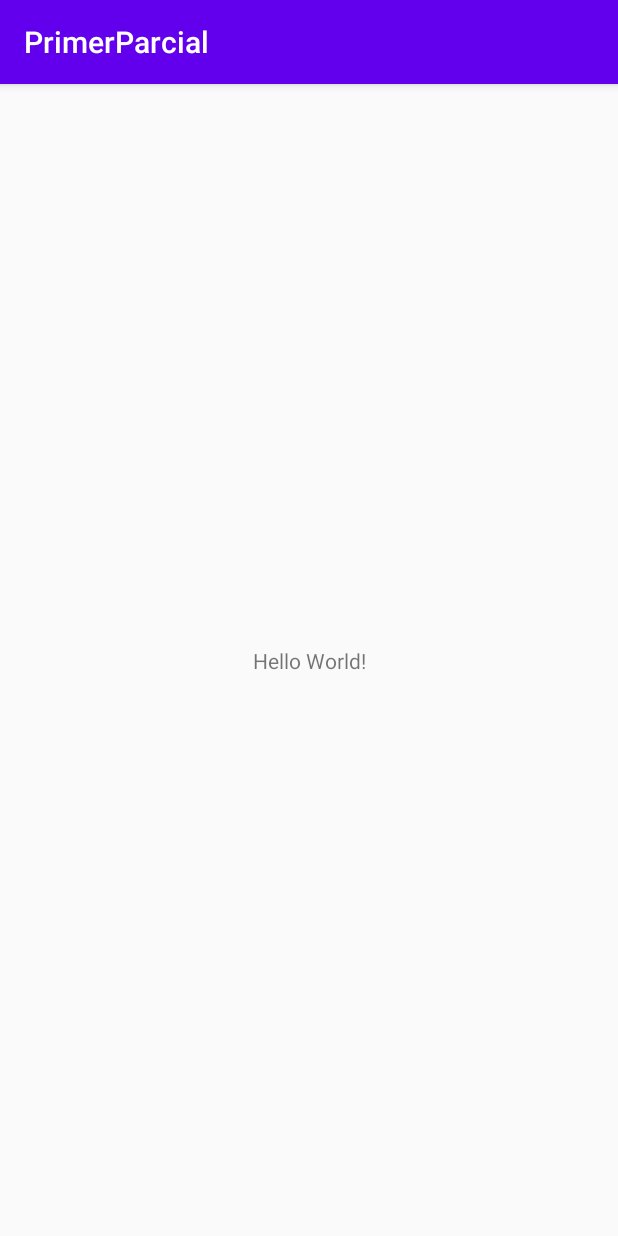
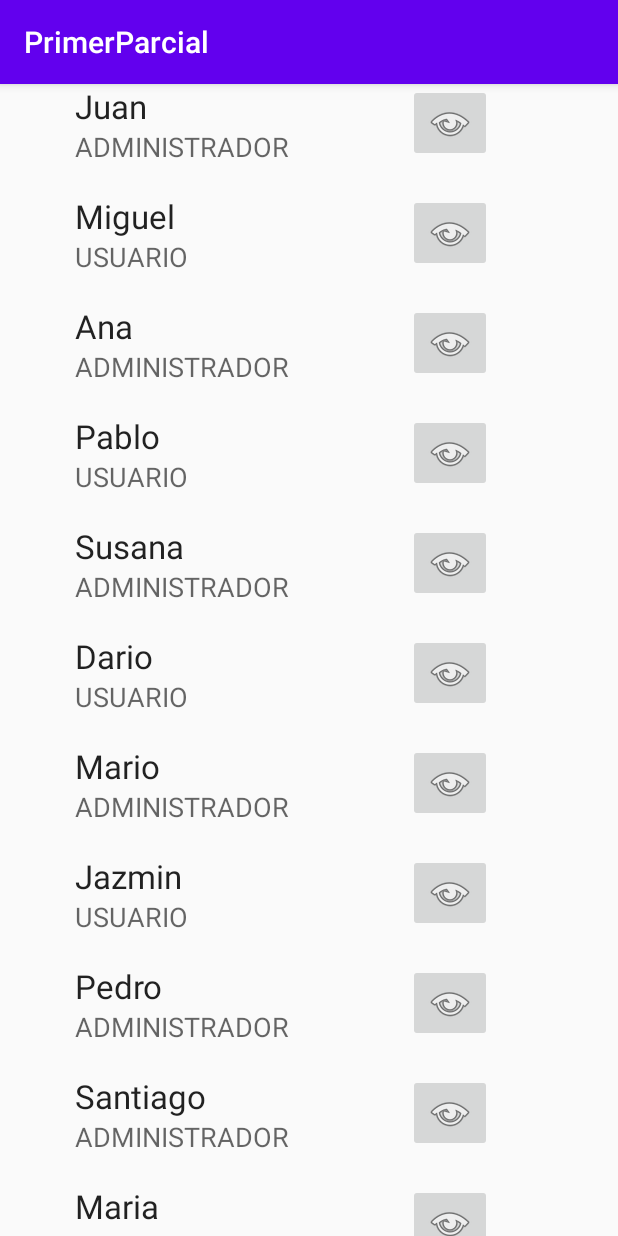
Before and after one commit to gastonpesoa/PrimerParcialLaboV, an Android app: the screen it shows after launch (MainActivity), on a phone screen of 412 x 824 dp. Run offline under Robolectric (Android 15) with nearby library versions, the phone set to English and light mode, and no system bars.

Commit message:
recyclerview

```diff
--- a/app/build.gradle
+++ b/app/build.gradle
@@ -26,6 +26,7 @@ dependencies {
     implementation fileTree(dir: "libs", include: ["*.jar"])
     implementation 'androidx.appcompat:appcompat:1.2.0'
     implementation 'androidx.constraintlayout:constraintlayout:2.0.4'
+    implementation 'androidx.recyclerview:recyclerview:1.2.0'
     testImplementation 'junit:junit:4.12'
     androidTestImplementation 'androidx.test.ext:junit:1.1.2'
     androidTestImplementation 'androidx.test.espresso:espresso-core:3.3.0'
--- a/app/src/main/java/com/example/primerparcial/MainActivity.java
+++ b/app/src/main/java/com/example/primerparcial/MainActivity.java
@@ -1,14 +1,48 @@
 package com.example.primerparcial;
 
 import androidx.appcompat.app.AppCompatActivity;
+import androidx.recyclerview.widget.LinearLayoutManager;
+import androidx.recyclerview.widget.RecyclerView;
 
 import android.os.Bundle;
 
+import java.util.ArrayList;
+import java.util.List;
+
 public class MainActivity extends AppCompatActivity {
+
+    private List<UsuarioModel> usuarios = new ArrayList<UsuarioModel>();
+    private UsuarioAdapter adapter;
 
     @Override
     protected void onCreate(Bundle savedInstanceState) {
         super.onCreate(savedInstanceState);
         setContentView(R.layout.activity_main);
+
+        usuarios.add(new UsuarioModel("Juan", "juan", TipoUsuario.ADMINISTRADOR));
+        usuarios.add(new UsuarioModel("Miguel", "Miguel", TipoUsuario.USUARIO));
+        usuarios.add(new UsuarioModel("Ana", "Ana", TipoUsuario.ADMINISTRADOR));
+        usuarios.add(new UsuarioModel("Pablo", "Pablo", TipoUsuario.USUARIO));
+        usuarios.add(new UsuarioModel("Susana", "Susana", TipoUsuario.ADMINISTRADOR));
+        usuarios.add(new UsuarioModel("Dario", "juan", TipoUsuario.USUARIO));
+        usuarios.add(new UsuarioModel("Mario", "juan", TipoUsuario.ADMINISTRADOR));
+        usuarios.add(new UsuarioModel("Jazmin", "juan", TipoUsuario.USUARIO));
+        usuarios.add(new UsuarioModel("Pedro", "juan", TipoUsuario.ADMINISTRADOR));
+        usuarios.add(new UsuarioModel("Santiago", "juan", TipoUsuario.ADMINISTRADOR));
+        usuarios.add(new UsuarioModel("Maria", "juan", TipoUsuario.USUARIO));
+        usuarios.add(new UsuarioModel("Paula", "juan", TipoUsuario.ADMINISTRADOR));
+        usuarios.add(new UsuarioModel("Daniela", "juan", TipoUsuario.USUARIO));
+        usuarios.add(new UsuarioModel("Sofia", "juan", TipoUsuario.ADMINISTRADOR));
+        usuarios.add(new UsuarioModel("Yamil", "juan", TipoUsuario.USUARIO));
+        usuarios.add(new UsuarioModel("Andres", "juan", TipoUsuario.ADMINISTRADOR));
+        usuarios.add(new UsuarioModel("German", "juan", TipoUsuario.USUARIO));
+        usuarios.add(new UsuarioModel("Rocio", "juan", TipoUsuario.ADMINISTRADOR));
+
+        this.adapter = new UsuarioAdapter(usuarios);
+        RecyclerView recyclerView = super.findViewById(R.id.rvUsuarios);
+        recyclerView.setAdapter(adapter);
+
+        LinearLayoutManager linearLayoutManager = new LinearLayoutManager(this);
+        recyclerView.setLayoutManager(linearLayoutManager);
     }
 }
--- /dev/null
+++ b/app/src/main/java/com/example/primerparcial/TipoUsuario.java
@@ -0,0 +1,6 @@
+package com.example.primerparcial;
+
+public enum TipoUsuario {
+    ADMINISTRADOR,
+    USUARIO
+}
--- /dev/null
+++ b/app/src/main/java/com/example/primerparcial/UsuarioAdapter.java
@@ -0,0 +1,42 @@
+package com.example.primerparcial;
+
+import android.view.LayoutInflater;
+import android.view.View;
+import android.view.ViewGroup;
+
+import androidx.annotation.NonNull;
+import androidx.recyclerview.widget.RecyclerView;
+
+import java.util.List;
+
+public class UsuarioAdapter extends RecyclerView.Adapter<UsuarioViewHolder> {
+
+    private List<UsuarioModel> usuarios;
+
+    public UsuarioAdapter(List<UsuarioModel> usuarios) {
+        this.usuarios = usuarios;
+    }
+
+    @NonNull
+    @Override
+    public UsuarioViewHolder onCreateViewHolder(@NonNull ViewGroup parent, int viewType) {
+        View view = LayoutInflater
+                .from(parent.getContext())
+                .inflate(R.layout.item_layout, parent, false);
+        UsuarioViewHolder holder = new UsuarioViewHolder(view);
+        return holder;
+    }
+
+    @Override
+    public void onBindViewHolder(@NonNull UsuarioViewHolder holder, int position) {
+        UsuarioModel usuario = usuarios.get(position);
+        holder.tvNombre.setText(usuario.getNombre());
+        holder.tvTipo.setText(usuario.getTipoUsuario().toString());
+        holder.tvContrasenia.setText(usuario.getContrasenia());
+    }
+
+    @Override
+    public int getItemCount() {
+        return usuarios.size();
+    }
+}
--- /dev/null
+++ b/app/src/main/java/com/example/primerparcial/UsuarioModel.java
@@ -0,0 +1,70 @@
+package com.example.primerparcial;
+
+import java.io.Serializable;
+import java.util.Objects;
+
+public class UsuarioModel implements Serializable {
+
+    private String nombre;
+    private String contrasenia;
+    private TipoUsuario tipoUsuario;
+
+    public UsuarioModel() {
+    }
+
+    public UsuarioModel(String nombre, String contrasenia, TipoUsuario tipoUsuario) {
+        this.nombre = nombre;
+        this.contrasenia = contrasenia;
+        this.tipoUsuario = tipoUsuario;
+    }
+
+    public String getNombre() {
+        return nombre;
+    }
+
+    public void setNombre(String nombre) {
+        this.nombre = nombre;
+    }
+
+    public String getContrasenia() {
+        return contrasenia;
+    }
+
+    public void setContrasenia(String contrasenia) {
+        this.contrasenia = contrasenia;
+    }
+
+    public TipoUsuario getTipoUsuario() {
+        return tipoUsuario;
+    }
+
+    public void setTipoUsuario(TipoUsuario tipoUsuario) {
+        this.tipoUsuario = tipoUsuario;
+    }
+
+    @Override
+    public boolean equals(Object o) {
+        if (this == o) return true;
+        if (o == null || getClass() != o.getClass()) return false;
+        UsuarioModel that = (UsuarioModel) o;
+        return nombre.equals(that.nombre) &&
+                contrasenia.equals(that.contrasenia) &&
+                tipoUsuario == that.tipoUsuario;
+    }
+
+    @Override
+    public int hashCode() {
+        return Objects.hash(nombre, contrasenia);
+    }
+
+    @Override
+    public String toString() {
+        return "UsuarioModel{" +
+                "nombre='" + nombre + '\'' +
+                ", contrasenia='" + contrasenia + '\'' +
+                ", tipoUsuario=" + tipoUsuario +
+                '}';
+    }
+
+
+}
--- /dev/null
+++ b/app/src/main/java/com/example/primerparcial/UsuarioViewHolder.java
@@ -0,0 +1,31 @@
+package com.example.primerparcial;
+
+import android.view.View;
+import android.widget.Button;
+import android.widget.ImageButton;
+import android.widget.TextView;
+
+import androidx.annotation.NonNull;
+import androidx.recyclerview.widget.RecyclerView;
+
+public class UsuarioViewHolder extends RecyclerView.ViewHolder implements View.OnClickListener {
+
+    TextView tvNombre;
+    TextView tvTipo;
+    TextView tvContrasenia;
+    ImageButton btnEdit;
+
+    public UsuarioViewHolder(@NonNull View itemView) {
+        super(itemView);
+        tvNombre = itemView.findViewById(R.id.tvNombre);
+        tvTipo = itemView.findViewById(R.id.tvTipo);
+        tvContrasenia = itemView.findViewById(R.id.tvContrasenia);
+        btnEdit = itemView.findViewById(R.id.btnEdit);
+        btnEdit.setOnClickListener(this);
+    }
+
+    @Override
+    public void onClick(View v) {
+
+    }
+}
--- a/app/src/main/res/layout/activity_main.xml
+++ b/app/src/main/res/layout/activity_main.xml
@@ -6,13 +6,12 @@
     android:layout_height="match_parent"
     tools:context=".MainActivity">
 
-    <TextView
-        android:layout_width="wrap_content"
-        android:layout_height="wrap_content"
-        android:text="Hello World!"
-        app:layout_constraintBottom_toBottomOf="parent"
-        app:layout_constraintLeft_toLeftOf="parent"
-        app:layout_constraintRight_toRightOf="parent"
-        app:layout_constraintTop_toTopOf="parent" />
+    <androidx.recyclerview.widget.RecyclerView
+        android:layout_width="match_parent"
+        android:layout_height="match_parent"
+        android:id="@+id/rvUsuarios"
+        android:orientation="vertical">
+
+    </androidx.recyclerview.widget.RecyclerView>
 
 </androidx.constraintlayout.widget.ConstraintLayout>
--- /dev/null
+++ b/app/src/main/res/layout/item_layout.xml
@@ -0,0 +1,39 @@
+<?xml version="1.0" encoding="utf-8"?>
+<LinearLayout
+    xmlns:android="http://schemas.android.com/apk/res/android"
+    android:layout_width="match_parent"
+    android:layout_height="wrap_content"
+    android:layout_marginHorizontal="50dp"
+    android:orientation="horizontal">
+<LinearLayout
+    android:layout_width="@android:dimen/thumbnail_width"
+    android:layout_height="wrap_content"
+    android:orientation="vertical"
+    android:layout_marginRight="30dp">
+
+    <TextView
+        android:layout_width="wrap_content"
+        android:layout_height="wrap_content"
+        android:textAppearance="@style/TextAppearance.AppCompat.Large"
+        android:id="@+id/tvNombre"/>
+    <TextView
+        android:layout_width="wrap_content"
+        android:layout_height="wrap_content"
+        android:textAppearance="@style/TextAppearance.AppCompat.Medium"
+        android:id="@+id/tvTipo"/>
+
+    <TextView
+        android:id="@+id/tvContrasenia"
+        android:layout_height="wrap_content"
+        android:layout_width="wrap_content"
+        android:visibility="invisible"/>
+
+</LinearLayout>
+
+    <ImageButton
+        android:layout_width="wrap_content"
+        android:layout_height="wrap_content"
+        android:src="@android:drawable/ic_menu_view"
+        android:id="@+id/btnEdit"/>
+
+</LinearLayout>
```
